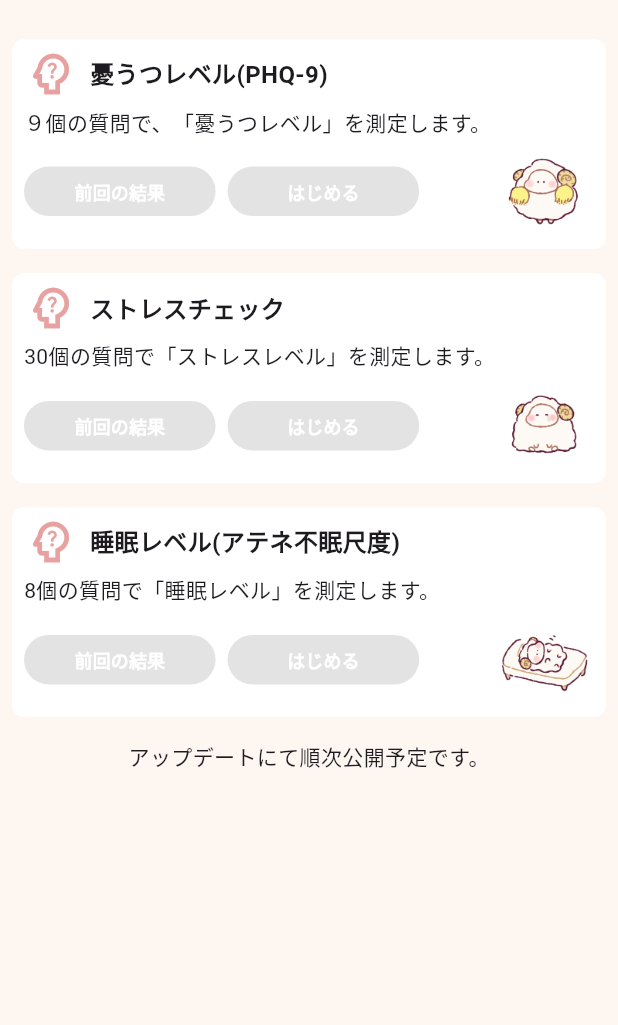
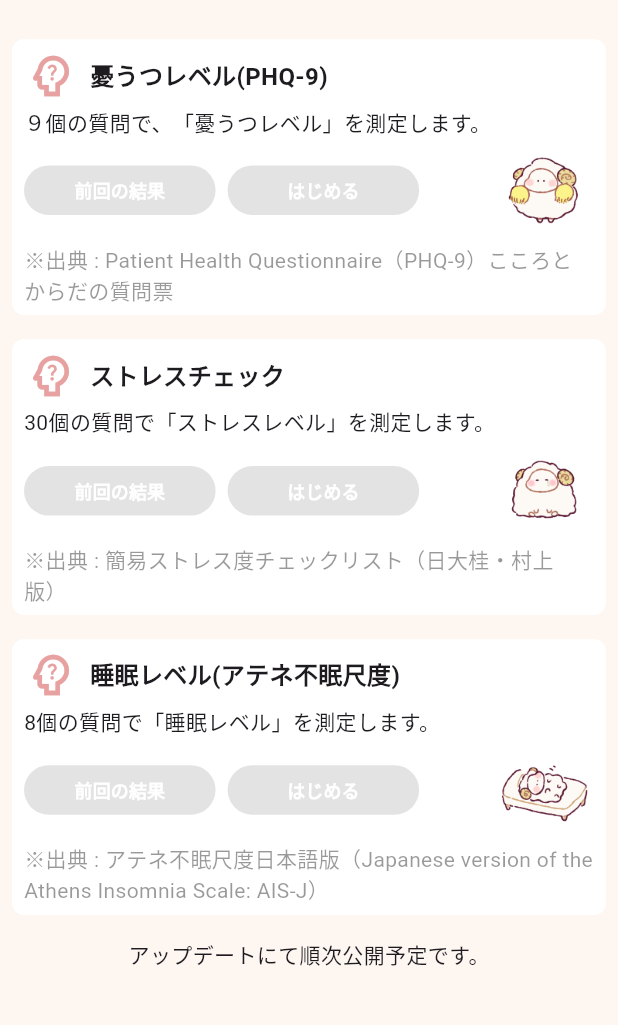
Before and after one commit to junjun-1345/aizuchi_app, a Flutter app: the MeasurementPage screen opened directly, on a phone screen of 412 x 824 dp, the part 57-1082 px from its top. Run offline on Flutter 3.47's test engine with Material 3 defaults, Android fonts, the phone set to English and light mode, and no system bars; our stand-ins replace auto_route, carousel_slider, cloud_firestore, email_validator, firebase_auth, firebase_core and 17 more; missing offline and left inert: purchases_flutter, version; accounts and stored records are empty; Roboto replaces fonts that are missing (ZenMaruGothic); statements that could not run were skipped.

Commit message:
出典の追加

```diff
--- a/lib/presentation/view/pages/measurement/measurement_page.dart
+++ b/lib/presentation/view/pages/measurement/measurement_page.dart
@@ -17,7 +17,8 @@ class MeasurementPage extends HookConsumerWidget {
       appBar: const AppAppBar(
         title: "こころの計測",
       ),
-      body: Padding(
+      body: SingleChildScrollView(
+        child: Padding(
           padding: const EdgeInsets.all(8.0),
           child: Center(
             child: Column(
@@ -26,6 +27,7 @@ class MeasurementPage extends HookConsumerWidget {
                   title: "憂うつレベル(PHQ-9)",
                   description: "９個の質問で、「憂うつレベル」を測定します。",
                   imgUrl: "mofumofu_icon_1.png",
+                  source: "Patient Health Questionnaire（PHQ-9）こころとからだの質問票",
                   onPreviousResults: null,
                   onStart: null,
                   context: context,
@@ -37,6 +39,7 @@ class MeasurementPage extends HookConsumerWidget {
                   title: "ストレスチェック",
                   description: "30個の質問で「ストレスレベル」を測定します。",
                   imgUrl: "mofumofu_icon_2.png",
+                  source: "簡易ストレス度チェックリスト（日大桂・村上版）",
                   onPreviousResults: null,
                   onStart: null,
                   context: context,
@@ -48,6 +51,8 @@ class MeasurementPage extends HookConsumerWidget {
                   title: "睡眠レベル(アテネ不眠尺度)",
                   description: "8個の質問で「睡眠レベル」を測定します。",
                   imgUrl: "mofumofu_icon_3.png",
+                  source:
+                      "アテネ不眠尺度日本語版（Japanese version of the Athens Insomnia Scale: AIS-J）",
                   onPreviousResults: null,
                   onStart: null,
                   context: context,
@@ -60,6 +65,7 @@ class MeasurementPage extends HookConsumerWidget {
             ),
           ),
         ),
+      ),
     );
   }
 
@@ -67,6 +73,7 @@ class MeasurementPage extends HookConsumerWidget {
     required String title,
     required String description,
     required String imgUrl,
+    required String source,
     required void Function()? onPreviousResults,
     required void Function()? onStart,
     required BuildContext context,
@@ -76,9 +83,9 @@ class MeasurementPage extends HookConsumerWidget {
         color: BrandColor.white,
         borderRadius: BorderRadius.circular(8),
       ),
-      height: 140,
+      height: 184,
       width: double.infinity,
-      padding: const EdgeInsets.symmetric(horizontal: 8.0, vertical: 2.0),
+      padding: const EdgeInsets.symmetric(horizontal: 8.0, vertical: 4.0),
       child: Column(
         mainAxisAlignment: MainAxisAlignment.spaceEvenly,
         crossAxisAlignment: CrossAxisAlignment.start,
@@ -139,6 +146,12 @@ class MeasurementPage extends HookConsumerWidget {
               ),
             ],
           ),
+          Text(
+            "※出典 : $source",
+            style: TextStyle(
+              color: BrandColor.black.withOpacity(0.5),
+            ),
+          ),
         ],
       ),
     );
```
Lines whose indentation alone changed are shown as unchanged.
